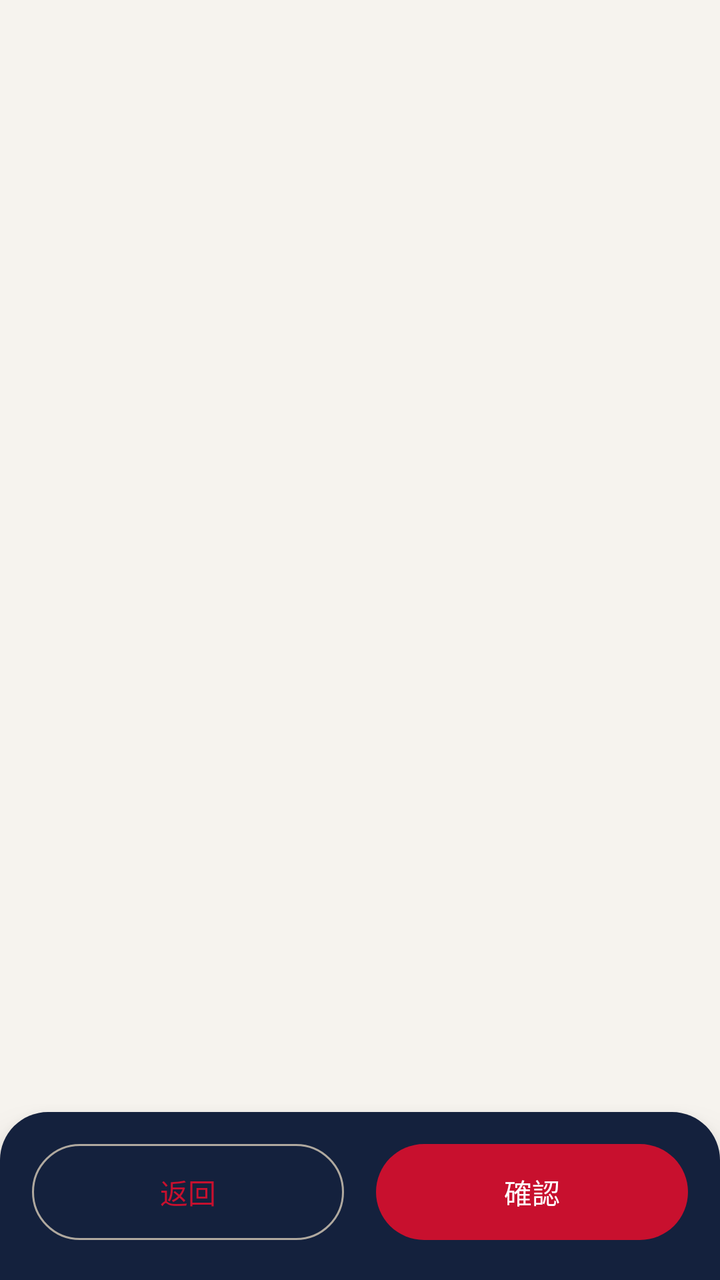
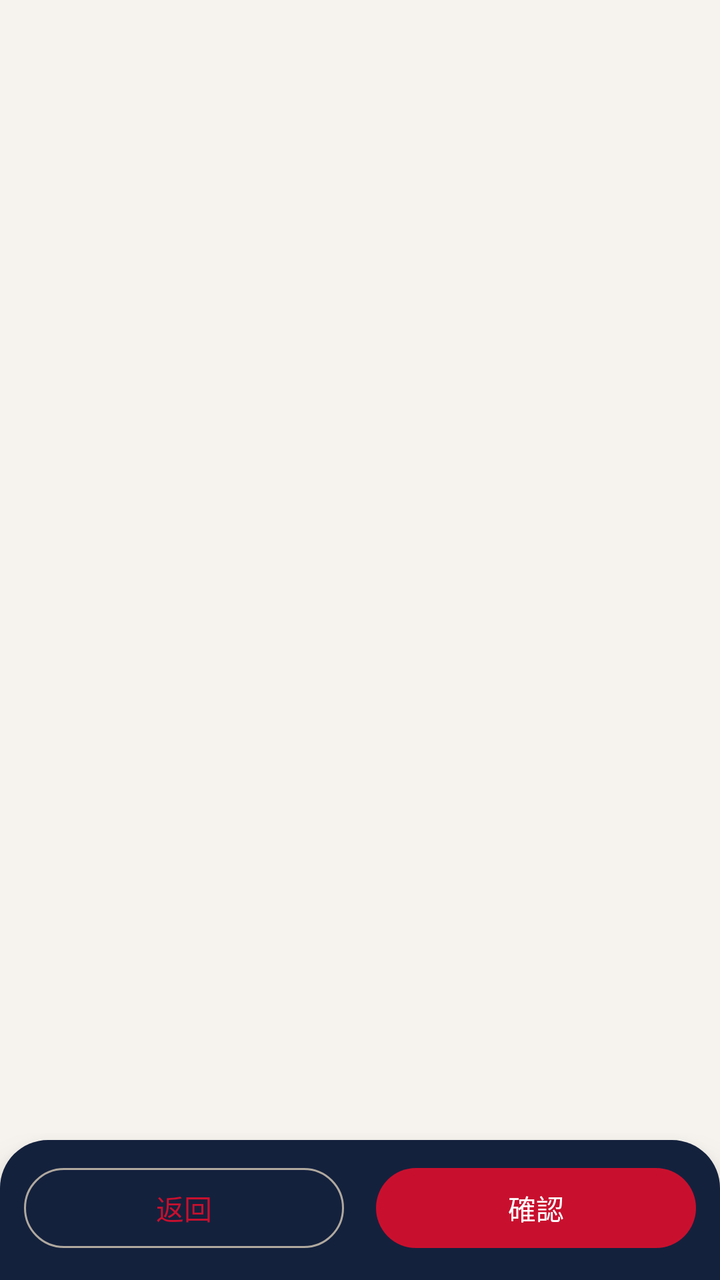

An Android layout rendered at two revisions. The XML below is the earlier revision; the diff shows what the commit changed to produce the second picture.
<!-- AndroidManifest.xml: application theme Theme.JetfApp -->
<!-- res/layout/activity_main.xml -->
<?xml version="1.0" encoding="utf-8"?>
<androidx.constraintlayout.widget.ConstraintLayout xmlns:android="http://schemas.android.com/apk/res/android"
    xmlns:app="http://schemas.android.com/apk/res-auto"
    xmlns:tools="http://schemas.android.com/tools"
    android:id="@+id/main"
    android:layout_width="match_parent"
    android:layout_height="match_parent"
    android:background="@color/jetf_canvas"
    tools:context=".MainActivity">

    <androidx.fragment.app.FragmentContainerView
        android:id="@+id/fragment_container"
        android:layout_width="0dp"
        android:layout_height="0dp"
        app:layout_constraintBottom_toTopOf="@id/bottom_action_bar"
        app:layout_constraintEnd_toEndOf="parent"
        app:layout_constraintStart_toStartOf="parent"
        app:layout_constraintTop_toTopOf="parent" />

    <LinearLayout
        android:id="@+id/bottom_action_bar"
        android:layout_width="0dp"
        android:layout_height="wrap_content"
        android:background="@drawable/bg_bottom_action_bar"
        android:elevation="12dp"
        android:orientation="horizontal"
        android:paddingStart="16dp"
        android:paddingTop="12dp"
        android:paddingEnd="16dp"
        android:paddingBottom="16dp"
        app:layout_constraintBottom_toBottomOf="parent"
        app:layout_constraintEnd_toEndOf="parent"
        app:layout_constraintStart_toStartOf="parent">

        <com.google.android.material.button.MaterialButton
            android:id="@+id/button_f3"
            style="@style/Widget.Material3.Button.OutlinedButton"
            android:layout_width="0dp"
            android:layout_height="56dp"
            android:layout_marginEnd="8dp"
            android:layout_weight="1"
            android:text="@string/action_back"
            android:textAllCaps="false" />

        <com.google.android.material.button.MaterialButton
            android:id="@+id/button_f4"
            android:layout_width="0dp"
            android:layout_height="56dp"
            android:layout_marginStart="8dp"
            android:layout_weight="1"
            android:text="@string/action_confirm"
            android:textAllCaps="false" />
    </LinearLayout>

</androidx.constraintlayout.widget.ConstraintLayout>
<!-- resources referenced by this layout -->
<resources>
  <color name="jetf_canvas">#F6F3EE</color>
  <!-- drawable bg_bottom_action_bar (drawable) -->
  <?xml version="1.0" encoding="utf-8"?>
  <shape xmlns:android="http://schemas.android.com/apk/res/android" android:shape="rectangle">
      <solid android:color="@color/jetf_ink" />
      <corners android:topLeftRadius="24dp" android:topRightRadius="24dp" />
  </shape>
  <string name="action_back">返回</string>
  <string name="action_confirm">確認</string>
  <style name="Theme.JetfApp" parent="Base.Theme.JetfApp" />
  <color name="jetf_ink">#14213D</color>
  <style name="Base.Theme.JetfApp" parent="Theme.Material3.Light.NoActionBar">
          <item name="colorPrimary">@color/jetf_red</item>
          <item name="colorOnPrimary">@color/white</item>
          <item name="colorPrimaryContainer">@color/jetf_red_dark</item>
          <item name="colorOnPrimaryContainer">@color/white</item>
          <item name="colorSecondary">@color/jetf_ink</item>
          <item name="colorOnSecondary">@color/white</item>
          <item name="colorSurface">@color/jetf_surface</item>
          <item name="colorOnSurface">@color/jetf_ink</item>
          <item name="colorSurfaceContainer">@color/jetf_surface_alt</item>
          <item name="android:colorBackground">@color/jetf_canvas</item>
          <item name="android:windowBackground">@color/jetf_canvas</item>
          <item name="colorOutline">@color/jetf_outline</item>
          <item name="android:navigationBarColor">@color/jetf_ink</item>
          <item name="android:statusBarColor">@color/jetf_ink</item>
          <item name="android:windowLightStatusBar">false</item>
      </style>
  <color name="jetf_red">#C8102E</color>
  <color name="white">#FFFFFFFF</color>
  <color name="jetf_red_dark">#8C1327</color>
  <color name="jetf_surface">#FFFDF9</color>
  <color name="jetf_surface_alt">#E7E1D8</color>
  <color name="jetf_outline">#B0A99F</color>
</resources>

<!-- the commit's change to res/layout/activity_main.xml (unified diff, before → after) -->
@@ -24,10 +24,10 @@
         android:background="@drawable/bg_bottom_action_bar"
         android:elevation="12dp"
         android:orientation="horizontal"
-        android:paddingStart="16dp"
-        android:paddingTop="12dp"
-        android:paddingEnd="16dp"
-        android:paddingBottom="16dp"
+        android:paddingStart="12dp"
+        android:paddingTop="10dp"
+        android:paddingEnd="12dp"
+        android:paddingBottom="12dp"
         app:layout_constraintBottom_toBottomOf="parent"
         app:layout_constraintEnd_toEndOf="parent"
         app:layout_constraintStart_toStartOf="parent">
@@ -36,7 +36,7 @@
             android:id="@+id/button_f3"
             style="@style/Widget.Material3.Button.OutlinedButton"
             android:layout_width="0dp"
-            android:layout_height="56dp"
+            android:layout_height="48dp"
             android:layout_marginEnd="8dp"
             android:layout_weight="1"
             android:text="@string/action_back"
@@ -45,7 +45,7 @@
         <com.google.android.material.button.MaterialButton
             android:id="@+id/button_f4"
             android:layout_width="0dp"
-            android:layout_height="56dp"
+            android:layout_height="48dp"
             android:layout_marginStart="8dp"
             android:layout_weight="1"
             android:text="@string/action_confirm"
